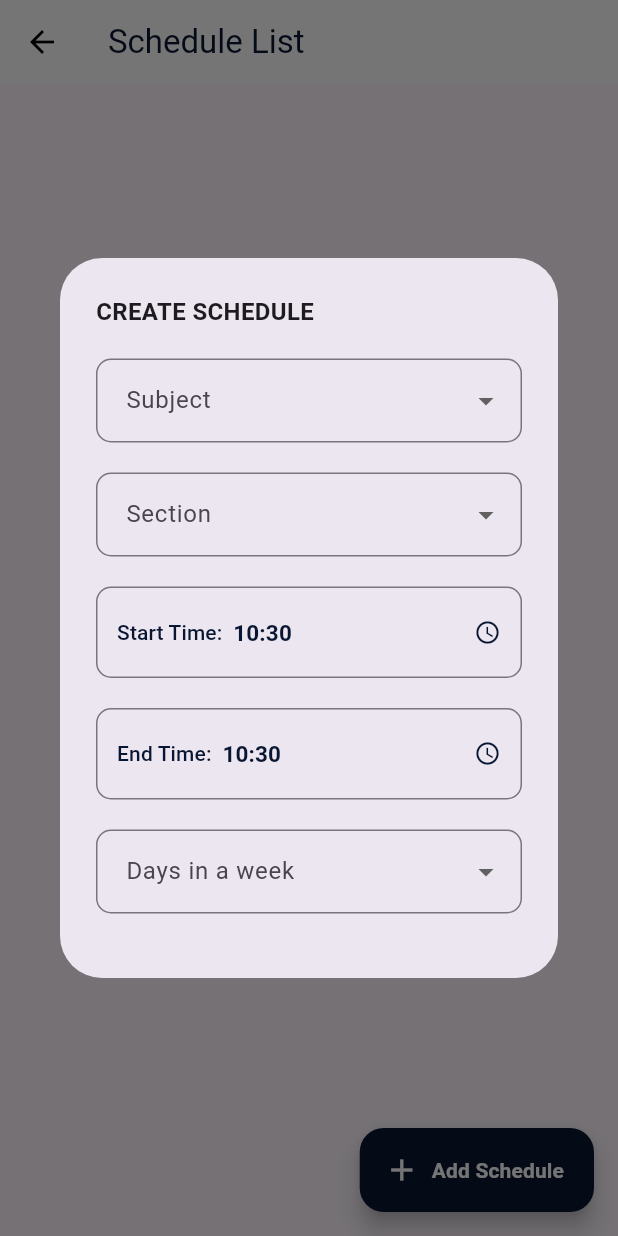
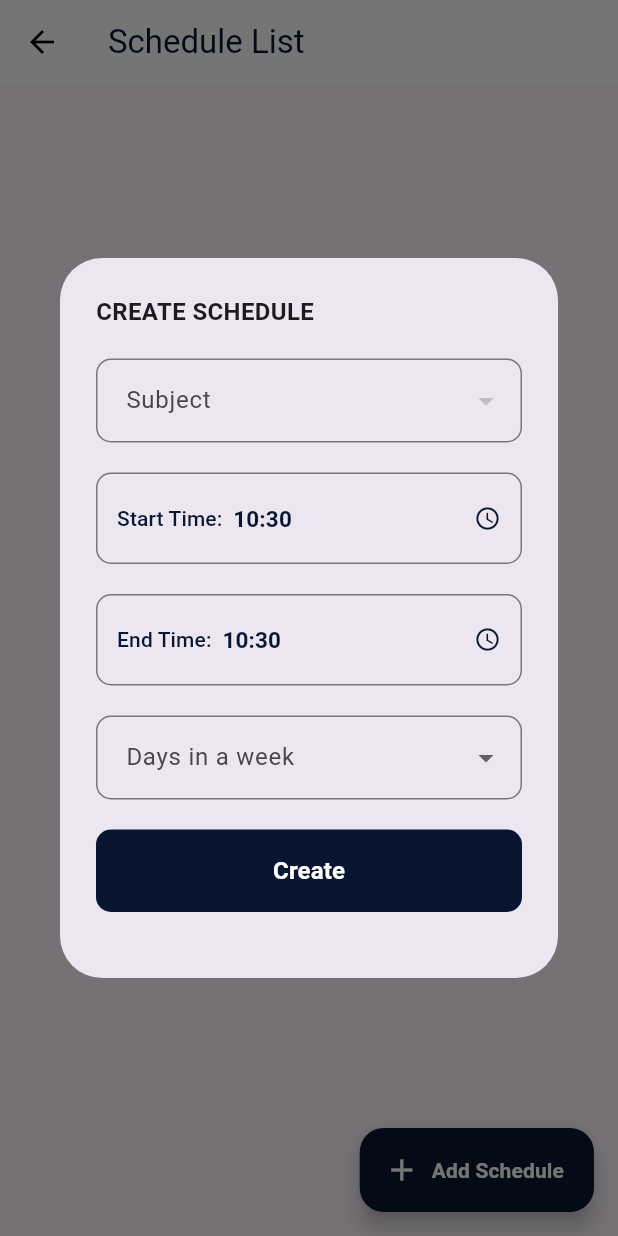
Before and after one commit to Amawers/attendifyyy, a Flutter app: the ListOfSchedules screen opened directly, after a tap on "Add Schedule", on a phone screen of 412 x 824 dp. Run offline on Flutter 3.47's test engine with Material 3 defaults, Android fonts, the phone set to English and light mode, and no system bars; our stand-ins replace email_validator, image_picker, shared_preferences; missing offline and left inert: mobile_scanner; accounts and stored records are empty; network calls fail.

Commit message:
RIVISIONS & INTEGRATION:
- create schedule, make the subject & section into one for maximum efficiency

- attendance report, integrate backend for subject list. made subject & section into one

```diff
--- a/lib/api_connection/api_connection.dart
+++ b/lib/api_connection/api_connection.dart
@@ -1,6 +1,6 @@
 class Api {
-  // static const ip = '192.168.1.11';
-  static const ip = 'localhost';
+  static const ip = '192.168.1.11';
+  // static const ip = 'localhost';
   static const hostConnect = 'http://$ip/attendifyyy_backend';
   static const signUp = '$hostConnect/authentication/sign_up.php';
   static const logIn = '$hostConnect/authentication/log_in.php';
--- a/lib/create_schedules/create_schedule.dart
+++ b/lib/create_schedules/create_schedule.dart
@@ -299,6 +299,41 @@ class _CreateScheduleState extends State<CreateSchedule> {
   TimeOfDay endTime = TimeOfDay.now();
   String? dayWeekValue;
 
+  List<dynamic> converted = [];
+
+  @override
+  void initState() {
+    super.initState();
+    getListOfSubjects();
+  }
+
+  Future<void> getListOfSubjects() async {
+    Map<String, dynamic>? teacherInfo =
+        await RememberUserPreferences.readUserInfo();
+
+    String? teacherId = teacherInfo?['teacher_id'];
+    if (teacherId != null && teacherId.isNotEmpty) {
+      final response = await http
+          .get(Uri.parse('${Api.listOfSubjects}?teacher_id=$teacherId'));
+      if (response.statusCode == 200) {
+        if (response.body.isNotEmpty) {
+          setState(() {
+            converted = jsonDecode(response.body);
+          });
+          // print("KANI SIYAAAA: ${converted[index]['subject_name']}");
+        } else {
+          ScaffoldMessenger.of(context)
+              .showSnackBar(SnackBar(content: Text("No subjects")));
+        }
+      } else {
+        ScaffoldMessenger.of(context)
+            .showSnackBar(SnackBar(content: Text("Failed to fetch subjects")));
+      }
+    } else {
+      print("Error: Teacher ID is null or empty");
+    }
+  }
+
   //post newly created schedule to the database
   Future<void> createSchedule() async {
     Map<String, dynamic>? teacherInfo =
@@ -307,6 +342,8 @@ class _CreateScheduleState extends State<CreateSchedule> {
     String teacherId = teacherInfo?['teacher_id'];
 
     print("Sulod sa start time: ${startTime}");
+    print('subject name sa FUNCTION $subjectNameValue');
+    print('section name sa FUNCTION $sectionNameValue');
 
     final response = await http.post(Uri.parse(Api.createSchedule), body: {
       'teacher_id': teacherId,
@@ -358,7 +395,7 @@ class _CreateScheduleState extends State<CreateSchedule> {
                     focusedBorder: const OutlineInputBorder(
                         borderRadius: BorderRadius.all(Radius.circular(10.0)),
                         borderSide:
-                        BorderSide(width: 2, color: Color(0xFF081631))),
+                            BorderSide(width: 2, color: Color(0xFF081631))),
                     //border radius
                     border: OutlineInputBorder(
                       borderRadius: BorderRadius.circular(10),
@@ -367,56 +404,21 @@ class _CreateScheduleState extends State<CreateSchedule> {
                   isExpanded: true, //set width to 100%
                   // value: dayWeekValue,
                   icon: const Icon(Icons.arrow_drop_down),
-                  items: ['Mobile Programming', 'IAS']
-                      .map<DropdownMenuItem<String>>((String value) {
+                  items:
+                      converted.map<DropdownMenuItem<String>>((dynamic value) {
+                    String combinedValue =
+                        "${value['section_name']} - ${value['subject_name']}";
                     return DropdownMenuItem(
-                        value: value, child: Text("$value"));
+                        value: combinedValue, child: Text(combinedValue));
                   }).toList(),
                   onChanged: (String? value) {
-                    // This is called when the user selects an item.
+                    List<String> values = value!.split(RegExp(r'\s-\s'));
+                    print('SA SETSTATE ${values[0]}');
                     setState(() {
-                      subjectNameValue = value!;
-                    });
-                  },
-                ),
-                const SizedBox(height: 20),
-                /*
-                *
-                * Dropdown for section
-                *
-                * */
-                DropdownButtonFormField<String>(
-                  validator: (value) {
-                    if (value == null || value.isEmpty) {
-                      return "This field is required.";
-                    }
-                    return null;
-                  },
-                  decoration: InputDecoration(
-                    labelText: "Section",
-                    contentPadding: const EdgeInsets.all(16.0),
-                    //border style when its focus
-                    focusedBorder: const OutlineInputBorder(
-                        borderRadius: BorderRadius.all(Radius.circular(10.0)),
-                        borderSide:
-                        BorderSide(width: 2, color: Color(0xFF081631))),
-                    //border radius
-                    border: OutlineInputBorder(
-                      borderRadius: BorderRadius.circular(10),
-                    ),
-                  ),
-                  isExpanded: true, //set width to 100%
-                  // value: dayWeekValue,
-                  icon: const Icon(Icons.arrow_drop_down),
-                  items: ['R1', 'R2', 'R3', 'R4', 'R5', 'R6', 'R7', 'R8', 'R9']
-                      .map<DropdownMenuItem<String>>((String value) {
-                    return DropdownMenuItem(
-                        value: value, child: Text("$value"));
-                  }).toList(),
-                  onChanged: (String? value) {
-                    // This is called when the user selects an item.
-                    setState(() {
-                      sectionNameValue = value!;
+                      sectionNameValue = values[0];
+                      subjectNameValue = values[1];
+                      print('section name sa SETSTATE $sectionNameValue');
+                      print('subject name sa SETSTATE $subjectNameValue');
                     });
                   },
                 ),
```
Also changed, not shown: lib/attendance/attendance_list.dart (+38 -20 lines), pubspec.lock.
